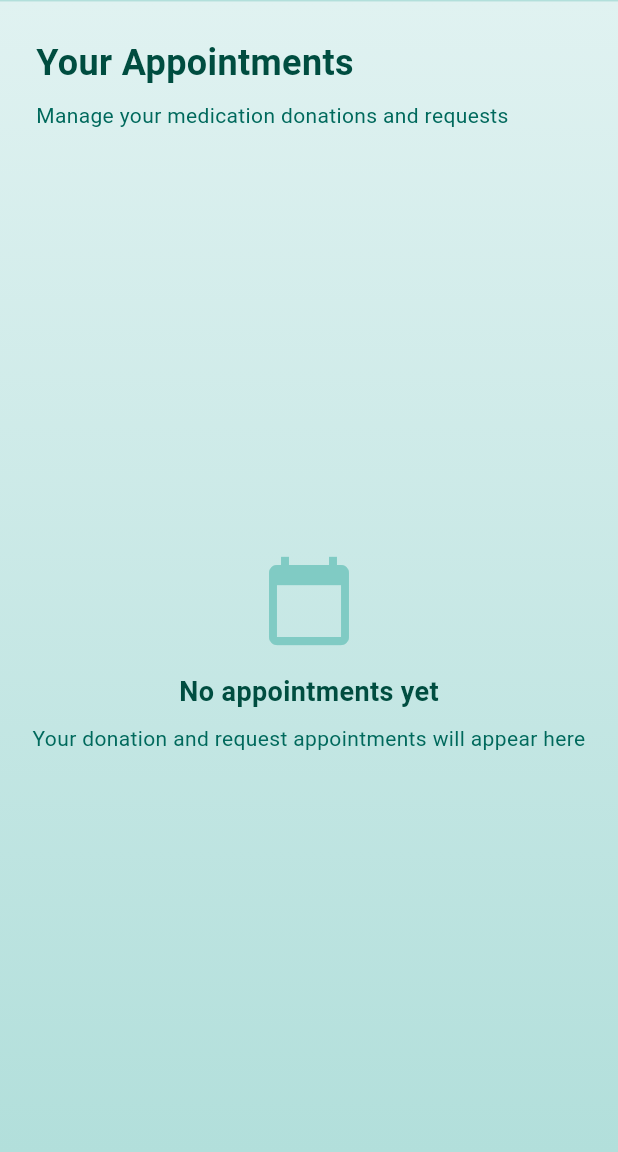
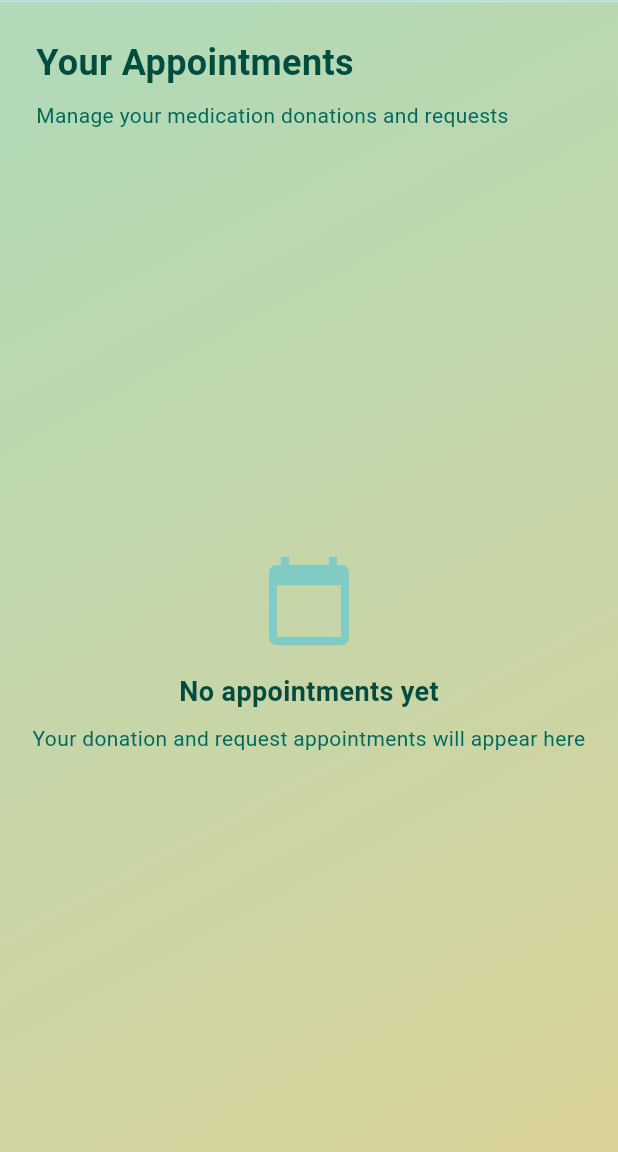
Before and after one commit to lucifron28/AkbayMed_User, a Flutter app: the HomeScreen screen opened directly, on a phone screen of 412 x 824 dp, the part 84-1236 px from its top. Run offline on Flutter 3.47's test engine with Material 3 defaults, Android fonts, the phone set to English and light mode, and no system bars; our stand-ins replace flutter_dotenv, image_picker, logger, permission_handler, supabase_flutter; accounts and stored records are empty.

Commit message:
background color changed

```diff
--- a/lib/screens/home_screen.dart
+++ b/lib/screens/home_screen.dart
@@ -75,12 +75,10 @@ class _HomeScreenState extends State<HomeScreen> {
     // Determine if it's a drop-off or pick-up
     // bool isDropOff = appointment['type'] == 'drop-off';
     bool isDropOff = appointment['donation_id'] != null;
-    // Extract the relevant information based on type
     Map<String, dynamic>? details = isDropOff
         ? appointment['donations']
         : appointment['requests'];
 
-    // Handle possibly null data
     if (details == null) {
       ScaffoldMessenger.of(context).showSnackBar(
         const SnackBar(
@@ -136,9 +134,11 @@ class _HomeScreenState extends State<HomeScreen> {
               ],
             ),
             actions: [
-              TextButton(
-                style: TextButton.styleFrom(
-                  foregroundColor: const Color(0xFF00796B),
+              ElevatedButton(
+                style: ElevatedButton.styleFrom(
+                  backgroundColor: Colors.redAccent,
+                  foregroundColor: Colors.white,
+                  padding: EdgeInsets.symmetric(horizontal: 16, vertical: 8),
                 ),
                 onPressed: () => Navigator.pop(context),
                 child: const Text('Close'),
@@ -229,9 +229,10 @@ class _HomeScreenState extends State<HomeScreen> {
             .width,
         decoration: const BoxDecoration(
           gradient: LinearGradient(
-            colors: [Color(0xFFE0F2F1), Color(0xFFB2DFDB)],
-            begin: Alignment.topCenter,
-            end: Alignment.bottomCenter,
+            colors: [Color(0xffb0dab9), Color(0xffdad299)],
+            stops: [0, 1],
+            begin: Alignment.topLeft,
+            end: Alignment.bottomRight,
           ),
         ),
         child: SafeArea(
```
